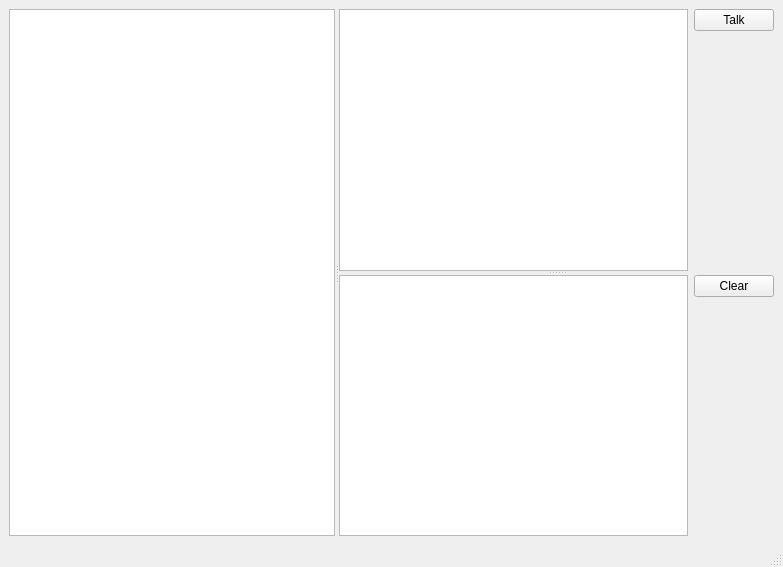
Before: the Qt Designer form mainwindow.ui in nstrikos/network-chat, drawn with Qt 5.
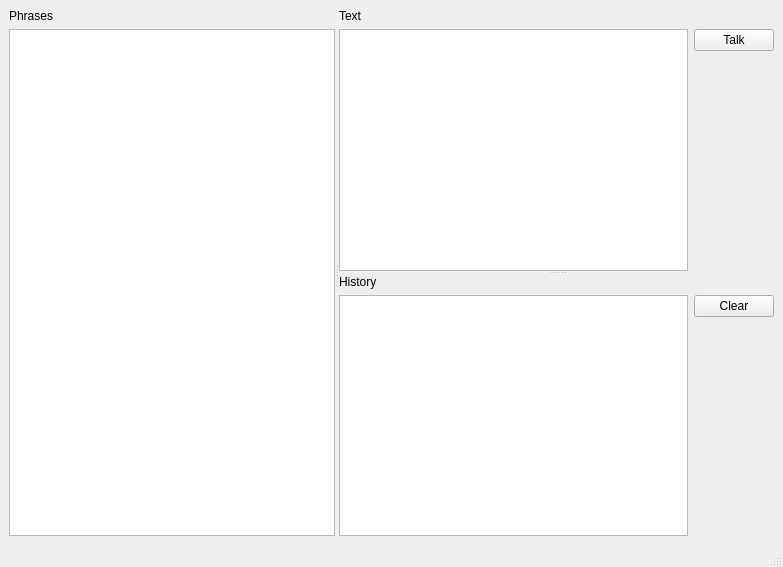
After: the same form once the commit is applied. Icons and pictures are not drawn.

Diff of the .ui file:
```diff
--- a/mainwindow.ui
+++ b/mainwindow.ui
@@ -20,12 +20,34 @@
       <property name="orientation">
        <enum>Qt::Horizontal</enum>
       </property>
+      <widget class="QWidget" name="">
+       <layout class="QVBoxLayout" name="verticalLayout_5">
+        <item>
+         <widget class="QLabel" name="label_3">
+          <property name="text">
+           <string>Phrases</string>
+          </property>
+         </widget>
+        </item>
+        <item>
       <widget class="QListWidget" name="listWidget"/>
+        </item>
+       </layout>
+      </widget>
       <widget class="QSplitter" name="splitter">
        <property name="orientation">
         <enum>Qt::Vertical</enum>
        </property>
-       <widget class="QWidget" name="layoutWidget">
+       <widget class="QWidget" name="">
+        <layout class="QVBoxLayout" name="verticalLayout_3">
+         <item>
+          <widget class="QLabel" name="label">
+           <property name="text">
+            <string>Text</string>
+           </property>
+          </widget>
+         </item>
+         <item>
         <layout class="QHBoxLayout" name="horizontalLayout">
          <item>
           <widget class="QTextEdit" name="textEdit"/>
@@ -55,8 +77,19 @@
           </layout>
          </item>
         </layout>
+         </item>
+        </layout>
        </widget>
-       <widget class="QWidget" name="layoutWidget">
+       <widget class="QWidget" name="">
+        <layout class="QVBoxLayout" name="verticalLayout_4">
+         <item>
+          <widget class="QLabel" name="label_2">
+           <property name="text">
+            <string>History</string>
+           </property>
+          </widget>
+         </item>
+         <item>
         <layout class="QHBoxLayout" name="horizontalLayout_2">
          <item>
           <widget class="QTextEdit" name="historyEdit">
@@ -90,6 +123,8 @@
           </layout>
          </item>
         </layout>
+         </item>
+        </layout>
        </widget>
       </widget>
      </widget>
```
Left out of the diff: 10 changed lines with no effect on the pictures. Lines whose indentation alone changed are shown as unchanged.
